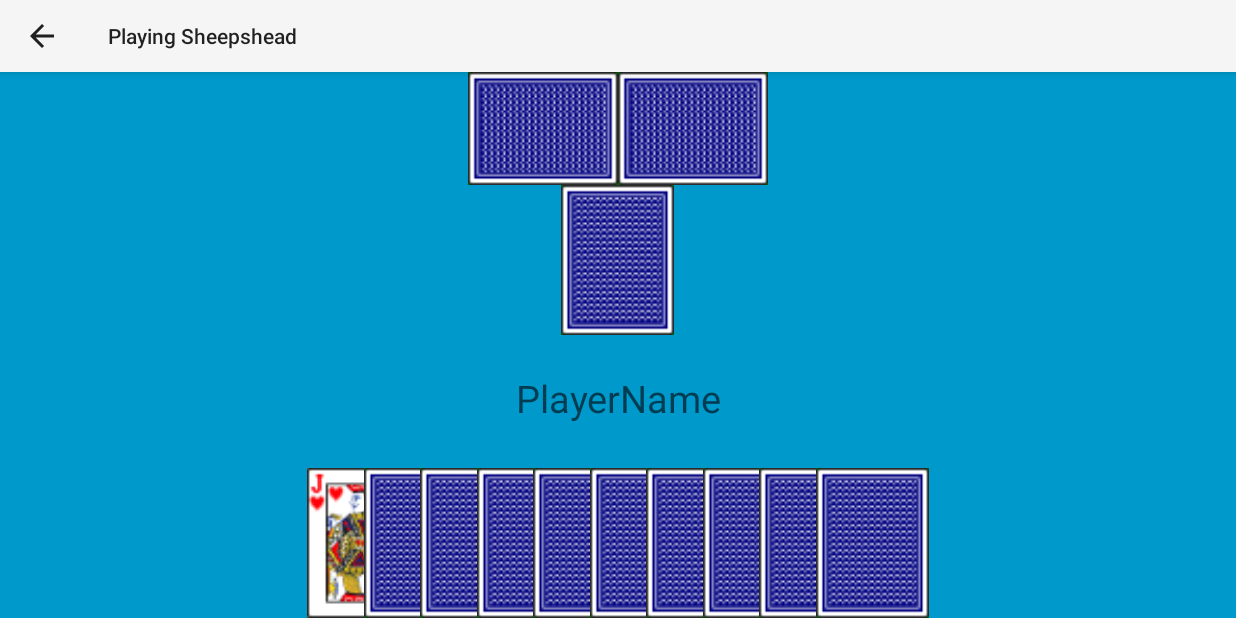
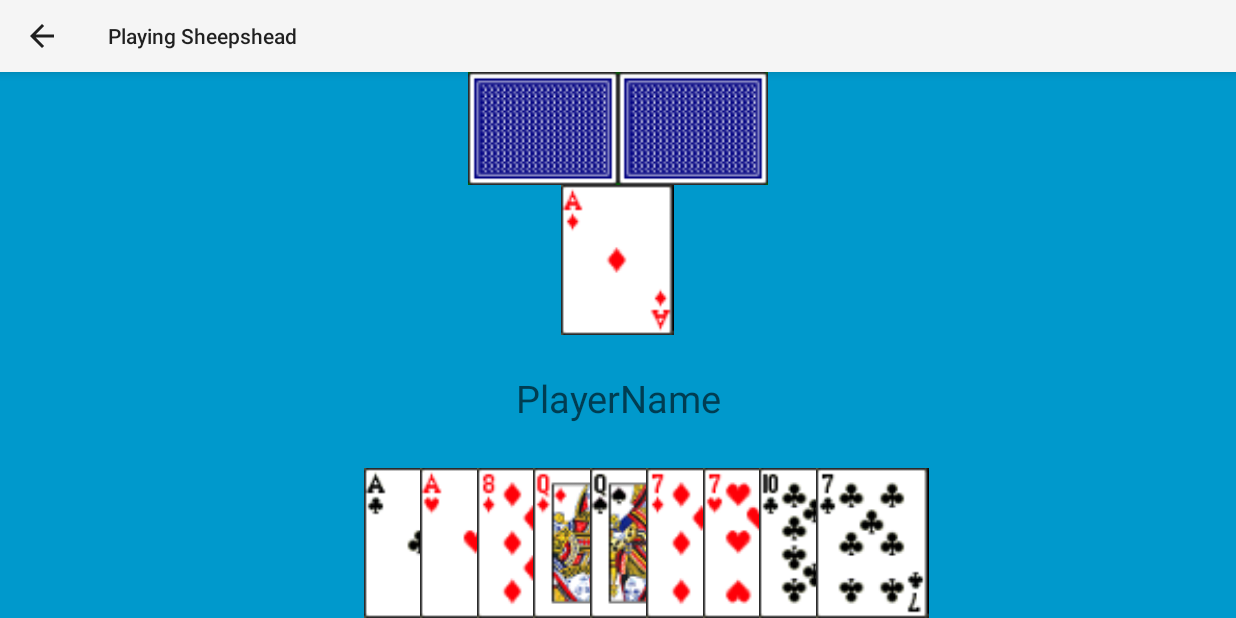
Before and after one commit to kasuboski/Sheepshead-Android, an Android app: the PlayingActivity screen opened directly, with no data from a screen before it, after a tap on an icon or button, on a phone screen of 824 x 412 dp (held sideways). Run offline under Robolectric (Android 15) with nearby library versions, the phone set to English and light mode, and no system bars; 1 statement that could not run was skipped.

Commit message:
Built the Card and Deck classes and made the cards able to be played on an aesthetic level.

```diff
--- /dev/null
+++ b/sheepshead/src/main/java/com/JoshCorp/sheepshead/Card.java
@@ -0,0 +1,41 @@
+package com.JoshCorp.sheepshead;
+
+/**
+ * Created by Josh on 5/24/14.
+ */
+public class Card {
+    public static enum Suit {CLUBS, SPADES, HEARTS, DIAMONDS}
+
+    private Suit suit;
+    private int points,rank;
+    private String identifier;
+    private String resource;
+
+    public Card(String ident, Suit suit, int points, int rank, String resource){
+        this.identifier = ident;
+        this.suit = suit;
+        this.points = points;
+        this.rank = rank;
+        this.resource = resource;
+    }
+
+    public Suit getSuit() {
+        return suit;
+    }
+
+    public int getPoints() {
+        return points;
+    }
+
+    public int getRank() {
+        return rank;
+    }
+
+    public String getIdentifier() {
+        return identifier;
+    }
+
+    public String getResource() {
+        return resource;
+    }
+}
--- /dev/null
+++ b/sheepshead/src/main/java/com/JoshCorp/sheepshead/Deck.java
@@ -0,0 +1,63 @@
+package com.JoshCorp.sheepshead;
+
+import java.util.ArrayList;
+import java.util.Random;
+
+/**
+ * Created by Marvin on 5/24/14.
+ */
+public class Deck {
+    private ArrayList<Card> cards = new ArrayList<Card>(32);
+
+    public Deck() {
+
+        //load the cards
+        //starting with fail
+        cards.add(new Card("7", Card.Suit.CLUBS, 0, 1, "clubs_7"));
+        cards.add(new Card("8", Card.Suit.CLUBS, 0, 2, "clubs_8"));
+        cards.add(new Card("9", Card.Suit.CLUBS, 0, 3, "clubs_9"));
+        cards.add(new Card("K", Card.Suit.CLUBS, 4, 4, "clubs_k"));
+        cards.add(new Card("10", Card.Suit.CLUBS, 10, 5, "clubs_10"));
+        cards.add(new Card("A", Card.Suit.CLUBS, 11, 6, "clubs_a"));
+
+        cards.add(new Card("7", Card.Suit.SPADES, 0, 1, "spades_7"));
+        cards.add(new Card("8", Card.Suit.SPADES, 0, 2, "spades_8"));
+        cards.add(new Card("9", Card.Suit.SPADES, 0, 3, "spades_9"));
+        cards.add(new Card("K", Card.Suit.SPADES, 4, 4, "spades_k"));
+        cards.add(new Card("10", Card.Suit.SPADES, 10, 5, "spades_10"));
+        cards.add(new Card("A", Card.Suit.SPADES, 11, 6, "spades_a"));
+
+        cards.add(new Card("7", Card.Suit.HEARTS, 0, 1, "hearts_7"));
+        cards.add(new Card("8", Card.Suit.HEARTS, 0, 2, "hearts_8"));
+        cards.add(new Card("9", Card.Suit.HEARTS, 0, 3, "hearts_9"));
+        cards.add(new Card("k", Card.Suit.HEARTS, 4, 4, "hearts_k"));
+        cards.add(new Card("10", Card.Suit.HEARTS, 10, 5, "hearts_10"));
+        cards.add(new Card("A", Card.Suit.HEARTS, 11, 6, "hearts_a"));
+
+        //now trump
+        cards.add(new Card("7", Card.Suit.DIAMONDS, 0, 7, "diamonds_7"));
+        cards.add(new Card("8", Card.Suit.DIAMONDS, 0, 8, "diamonds_8"));
+        cards.add(new Card("9", Card.Suit.DIAMONDS, 0, 9, "diamonds_9"));
+        cards.add(new Card("K", Card.Suit.DIAMONDS, 4, 10, "diamonds_k"));
+        cards.add(new Card("10", Card.Suit.DIAMONDS, 10, 11, "diamonds_10"));
+        cards.add(new Card("A", Card.Suit.DIAMONDS, 11, 12, "diamonds_a"));
+
+        cards.add(new Card("J", Card.Suit.DIAMONDS, 2, 13, "diamonds_j"));
+        cards.add(new Card("J", Card.Suit.HEARTS, 2, 14, "hearts_j"));
+        cards.add(new Card("J", Card.Suit.SPADES, 2, 15, "spades_j"));
+        cards.add(new Card("J", Card.Suit.CLUBS, 2, 16, "clubs_j"));
+
+        cards.add(new Card("Q", Card.Suit.DIAMONDS, 3, 17, "diamonds_q"));
+        cards.add(new Card("Q", Card.Suit.HEARTS, 3, 18, "hearts_q"));
+        cards.add(new Card("Q", Card.Suit.SPADES, 3, 19, "spades_q"));
+        cards.add(new Card("Q", Card.Suit.CLUBS, 3, 20, "clubs_q"));
+
+    }
+
+    public Card draw(){
+        Random randy = new Random();
+        Card card = cards.get(randy.nextInt(cards.size()));
+        cards.remove(card);
+        return card;
+    }
+}
--- a/sheepshead/src/main/java/com/JoshCorp/sheepshead/PlayingActivity.java
+++ b/sheepshead/src/main/java/com/JoshCorp/sheepshead/PlayingActivity.java
@@ -2,6 +2,8 @@ package com.JoshCorp.sheepshead;
 
 import android.app.ActionBar;
 import android.content.Intent;
+import android.graphics.Color;
+import android.media.Image;
 import android.os.Bundle;
 import android.support.v7.app.ActionBarActivity;
 import android.view.Menu;
@@ -11,6 +13,7 @@ import android.widget.ImageButton;
 import android.widget.ImageView;
 import android.widget.TextView;
 
+import java.util.ArrayList;
 import java.util.Random;
 
 
@@ -55,11 +58,17 @@ public class PlayingActivity extends ActionBarActivity {
 
     public void getCard(View view) {
         //set the card that was just played
-        ImageView card = (ImageView)findViewById(R.id.playerPlayed);
-        card.setBackground(view.getBackground());
+        //set picture
+        ImageView image = (ImageView)findViewById(R.id.playerPlayed);
+        image.setBackground(view.getBackground());
+        //move card object
+        Card card = (Card)view.getTag();
 
-        //display new card
-        view.setBackgroundResource(cardDeck[randy.nextInt(cardDeck.length)]);
+        //clear image background
+        view.setBackgroundColor(Color.TRANSPARENT);
+
+        //displayed random new card
+//        view.setBackgroundResource(cardDeck[randy.nextInt(cardDeck.length)]);
     }
 
     @Override
@@ -68,9 +77,20 @@ public class PlayingActivity extends ActionBarActivity {
         ActionBar actionBar = getActionBar();
         actionBar.hide();
         setContentView(R.layout.activity_playing);
+        //set player name in textbox
         Intent intent = getIntent();
         String message = intent.getStringExtra(WelcomeScreenActivity.PLAYER_NAME);
         TextView playerName = (TextView)findViewById(R.id.PlayerName);
         playerName.setText(message);
+
+        //TODO: Add the cards programmatically
+        //create a deck and deal cards
+        Deck deck = new Deck();
+        for(int i=1;i<=10;i++){
+            Card card = deck.draw();
+            ImageButton image = (ImageButton)findViewById(getResources().getIdentifier("imageButton" + i , "id", getPackageName()));
+            image.setTag(card);
+            image.setBackgroundResource(getResources().getIdentifier(card.getResource() , "drawable", getPackageName()));
+        }
     }
 }
```
